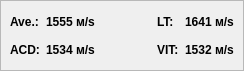
This is velosity.ui in siborion/siborion_american_scan as Qt 5 draws it before an edit. The edited form follows.
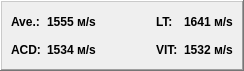
This is the edited form.

Patch:
```diff
--- a/velosity.ui
+++ b/velosity.ui
@@ -41,7 +41,7 @@
    <item row="0" column="0">
     <widget class="QFrame" name="frame">
      <property name="frameShape">
-      <enum>QFrame::StyledPanel</enum>
+      <enum>QFrame::WinPanel</enum>
      </property>
      <property name="frameShadow">
       <enum>QFrame::Raised</enum>
```
